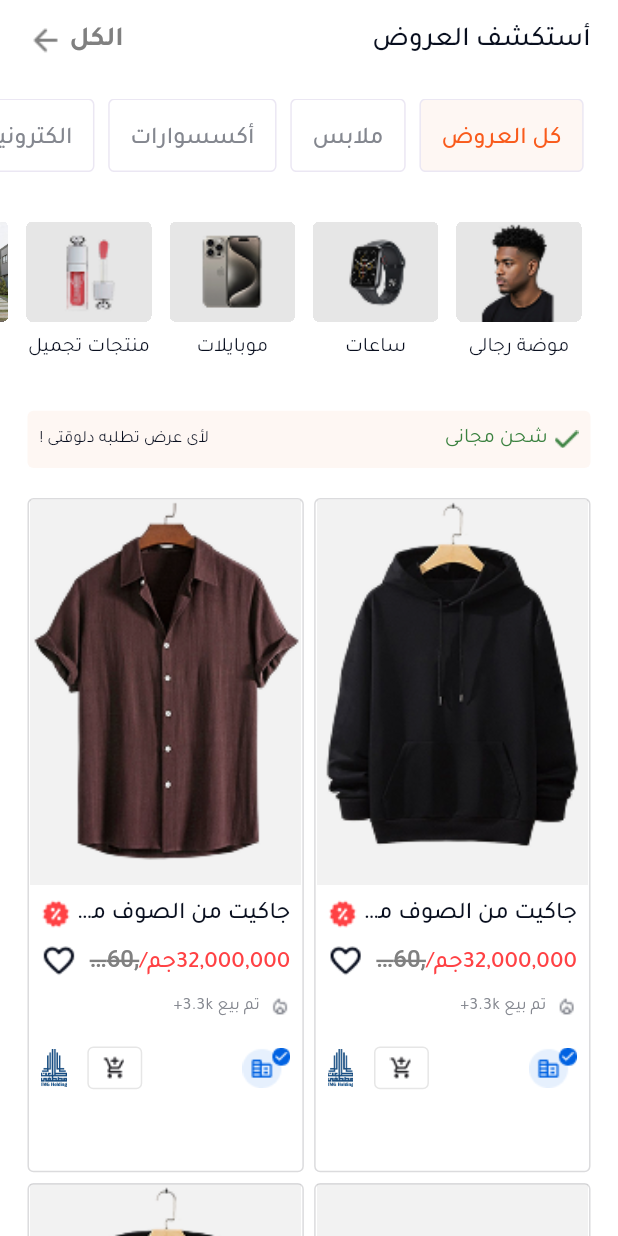
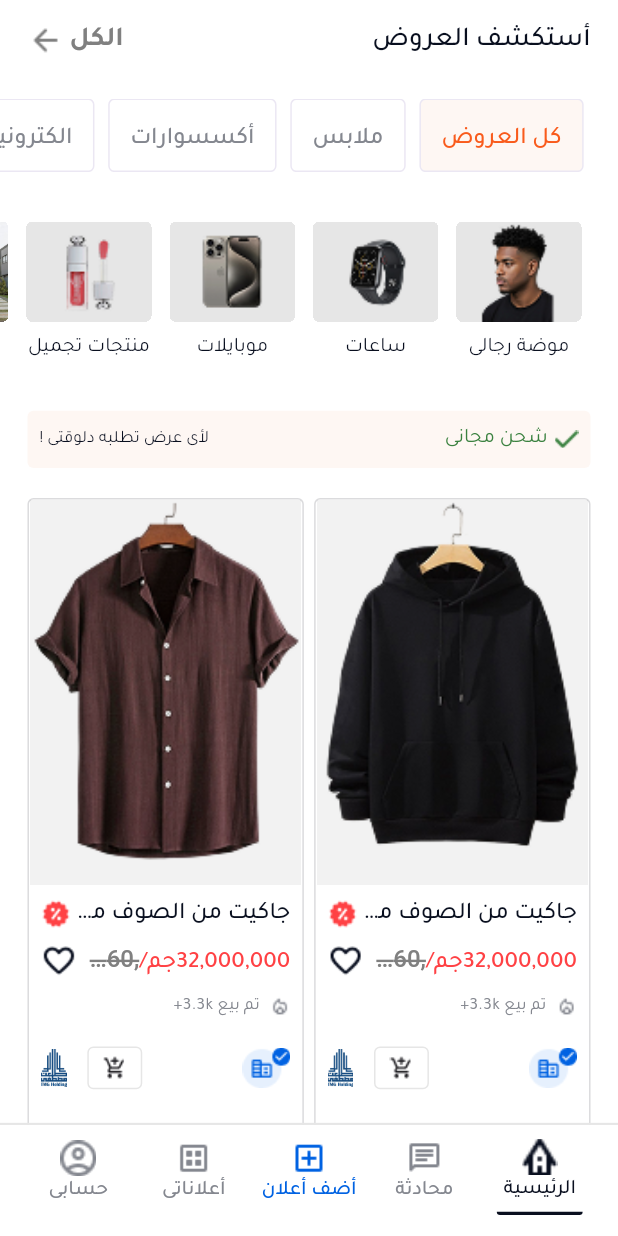
Before and after one commit to AhmedKhedr1/Otex_App, a Flutter app: the screen it shows after launch, on a phone screen of 412 x 824 dp. Run offline on Flutter 3.47's test engine with Material 3 defaults, Android fonts, the light colour scheme and no system bars; our stand-ins replace flutter_screenutil, go_router.

Commit message:
Add CustomNavigationBar and NavBaritem widgets; update HomeView to use CustomNavigationBar and enhance Custom_divider with color parameter

```diff
--- a/lib/Core/helper/Custom_divider.dart
+++ b/lib/Core/helper/Custom_divider.dart
@@ -1,12 +1,13 @@
 import 'package:flutter/material.dart';
 
 class Custom_divider extends StatelessWidget {
-  Custom_divider({super.key, this.indent, this.endIndent});
+  Custom_divider({super.key, this.indent, this.endIndent,this.color});
   double? indent, endIndent;
+  Color?color;
   @override
   Widget build(BuildContext context) {
     return Divider(
-      color: Color(0xffE6E6E6),
+      color:color?? Color(0xffE6E6E6),
       thickness: 1.4,
       endIndent: endIndent ?? 0,
       indent: indent ?? 0,
--- a/lib/Features/Home/presentation/Views/Home_View.dart
+++ b/lib/Features/Home/presentation/Views/Home_View.dart
@@ -1,5 +1,6 @@
 import 'package:flutter/material.dart';
 import 'package:otex_app/Core/utils/App_Colors.dart';
+import 'package:otex_app/Features/Home/presentation/Views/Widgets/Custom_NavBar.dart';
 import 'package:otex_app/Features/Home/presentation/Views/Widgets/Home_View_Body.dart';
 
 class HomeView extends StatelessWidget {
@@ -10,36 +11,7 @@ class HomeView extends StatelessWidget {
     return Scaffold(
       backgroundColor: AppColors.kBackgroundColor,
       body: HomeViewBody(),
-      // bottomNavigationBar: BottomNavigationBar(
-      //   backgroundColor: AppColors.kBackgroundColor,
-      //   type: BottomNavigationBarType.fixed,
-      //   selectedItemColor: AppColors.kTextPrimary,
-      //   unselectedItemColor: Color(0xff84878F),
-      //   selectedLabelStyle: TextStyless.tajawalMeduim12,
-      //   items: [
-      //     BottomNavigationBarItem(
-      //       icon: Image.asset(Assets.homeicon),
-      //       label: 'الرئيسية',
-      //     ),
-      //     BottomNavigationBarItem(
-      //       icon: Image.asset(Assets.chat),
-      //       label: 'محادثة',
-
-      //     ),
-      //     BottomNavigationBarItem(
-      //       icon: Image.asset(Assets.addBox),
-      //       label: 'أضف أعلان',
-      //     ),
-      //     BottomNavigationBarItem(
-      //       icon: Image.asset(Assets.dataset),
-      //       label: 'أعلاناتى',
-      //     ),
-      //     BottomNavigationBarItem(
-      //       icon: Image.asset(Assets.account),
-      //       label: 'حسابى',
-      //     ),
-      //   ],
-      // ),
+      bottomNavigationBar: CustomNavigationBar(),
     );
   }
 }
--- /dev/null
+++ b/lib/Features/Home/presentation/Views/Widgets/Custom_NavBar.dart
@@ -0,0 +1,103 @@
+import 'package:flutter/material.dart';
+import 'package:flutter_screenutil/flutter_screenutil.dart';
+import 'package:go_router/go_router.dart';
+import 'package:otex_app/Core/helper/Custom_divider.dart';
+import 'package:otex_app/Core/utils/App_Colors.dart';
+import 'package:otex_app/Core/utils/App_Router.dart';
+import 'package:otex_app/Core/utils/Assets.dart';
+import 'package:otex_app/Features/Home/presentation/Views/Widgets/NavBaritem.dart';
+
+class CustomNavigationBar extends StatefulWidget {
+  const CustomNavigationBar({super.key});
+
+  @override
+  State<CustomNavigationBar> createState() => _CustomNavigationBarState();
+}
+
+class _CustomNavigationBarState extends State<CustomNavigationBar> {
+  int currentIndex = 0;
+  @override
+  Widget build(BuildContext context) {
+    return Container(
+      width: double.infinity,
+      height: 62.h,
+      decoration: BoxDecoration(color: AppColors.kBackgroundColor),
+      child: Column(
+        children: [
+          Custom_divider(color: Color(0xffE6E6E6), endIndent: 0, indent: 0),
+          Padding(
+            padding: const EdgeInsets.symmetric(horizontal: 12, vertical: 8).r,
+            child: Row(
+              children: [
+                Expanded(
+                  child: NavBaritem(
+                    image: Assets.homeicon,
+                    label: 'الرئيسية',
+                    color: currentIndex == 0
+                        ? AppColors.kTextPrimary
+                        : Color(0xff84878F),
+                    onTap: () {
+                      setState(() => currentIndex = 0);
+                    },
+                    isSelected: currentIndex == 0,
+                  ),
+                ),
+                Expanded(
+                  child: NavBaritem(
+                    image: Assets.chat,
+                    label: 'محادثة',
+                    color: currentIndex == 1
+                        ? AppColors.kTextPrimary
+                        : Color(0xff84878F),
+                    onTap: () {
+                      setState(() => currentIndex = 1);
+                    },
+                    isSelected: currentIndex == 1,
+                  ),
+                ),
+                Expanded(
+                  child: NavBaritem(
+                    image: Assets.addBox,
+                    label: 'أضف أعلان',
+                    color: Color(0xff0062E2),
+                    onTap: () {
+                      setState(() => currentIndex = 2);
+                    },
+                    isSelected: currentIndex == 2,
+                  ),
+                ),
+                Expanded(
+                  child: NavBaritem(
+                    image: Assets.dataset,
+                    label: 'أعلاناتى',
+                    color: currentIndex == 3
+                        ? AppColors.kTextPrimary
+                        : Color(0xff84878F),
+                    onTap: () {
+                      setState(() => currentIndex = 3);
+                    },
+                    isSelected: currentIndex == 3,
+                  ),
+                ),
+                Expanded(
+                  child: NavBaritem(
+                    image: Assets.account,
+                    label: 'حسابى',
+                    color: currentIndex == 4
+                        ? AppColors.kTextPrimary
+                        : Color(0xff84878F),
+                    onTap: () {
+                      setState(() => currentIndex = 4);
+                      GoRouter.of(context).push(AppRouter.KProfileView);
+                    },
+                    isSelected: currentIndex == 4,
+                  ),
+                ),
+              ],
+            ),
+          ),
+        ],
+      ),
+    );
+  }
+}
--- a/lib/Features/Home/presentation/Views/Widgets/Home_View_Body.dart
+++ b/lib/Features/Home/presentation/Views/Widgets/Home_View_Body.dart
@@ -47,6 +47,7 @@ class HomeViewBody extends StatelessWidget {
               ),
             ),
           ),
+          SliverSpacer(height: 28),
         ],
       ),
     );
--- /dev/null
+++ b/lib/Features/Home/presentation/Views/Widgets/NavBaritem.dart
@@ -0,0 +1,47 @@
+import 'package:flutter/material.dart';
+import 'package:flutter_screenutil/flutter_screenutil.dart';
+import 'package:otex_app/Core/utils/App_Colors.dart';
+import 'package:otex_app/Core/utils/Text_Styless.dart';
+
+class NavBaritem extends StatelessWidget {
+  NavBaritem({
+    super.key,
+    required this.image,
+    required this.label,
+    required this.color,
+    this.onTap,
+    required this.isSelected,
+  });
+  final String image, label;
+  final Color color;
+  void Function()? onTap;
+  final bool isSelected;
+  @override
+  Widget build(BuildContext context) {
+    return GestureDetector(
+      onTap: onTap,
+      child: Column(
+        children: [
+          Image.asset(image, height: 24, width: 24, fit: BoxFit.cover),
+          Text(
+            label,
+            style: TextStyless.tajawalMeduim12.copyWith(color: color),
+          ),
+          SizedBox(height: 4.h),
+          if (isSelected)
+            Container(
+              width: 50.w,
+              height: 1.8.h,
+              decoration: BoxDecoration(
+                color: AppColors.kTextPrimary,
+                borderRadius: BorderRadius.only(
+                  bottomRight: Radius.circular(60.r),
+                  bottomLeft: Radius.circular(60.r),
+                ),
+              ),
+            ),
+        ],
+      ),
+    );
+  }
+}
```
